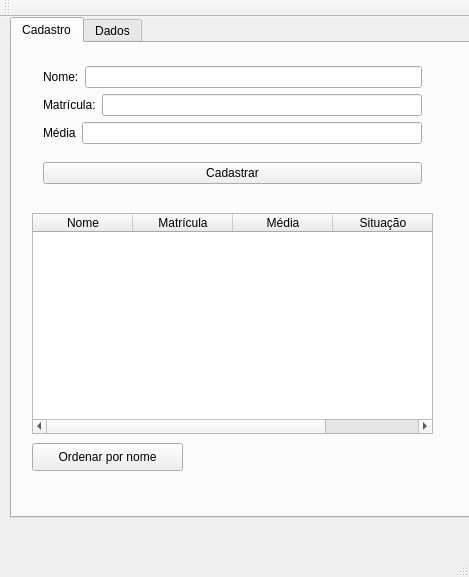
Qt form projeto_telecom/mainwindow.ui (lacouth/tp_20192) before a commit.
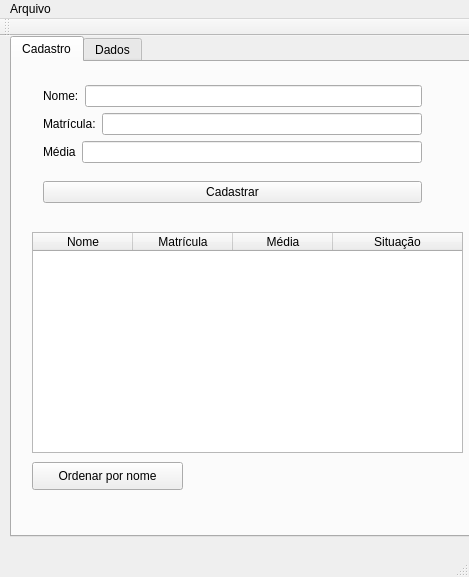
The same form after that commit.

Diff of the .ui file:
```diff
--- a/projeto_telecom/mainwindow.ui
+++ b/projeto_telecom/mainwindow.ui
@@ -35,10 +35,13 @@
        <rect>
         <x>20</x>
         <y>170</y>
-        <width>401</width>
+        <width>431</width>
         <height>221</height>
        </rect>
       </property>
+      <attribute name="horizontalHeaderStretchLastSection">
+       <bool>true</bool>
+      </attribute>
       <column>
        <property name="text">
         <string>Nome</string>
@@ -256,6 +259,14 @@
      <height>25</height>
     </rect>
    </property>
+   <widget class="QMenu" name="menuArquivo">
+    <property name="title">
+     <string>Arquivo</string>
+    </property>
+    <addaction name="actionSalvar"/>
+    <addaction name="actionCarregar"/>
+   </widget>
+   <addaction name="menuArquivo"/>
   </widget>
   <widget class="QToolBar" name="mainToolBar">
    <attribute name="toolBarArea">
```
Left out of the diff: 16 changed lines with no effect on the pictures.
